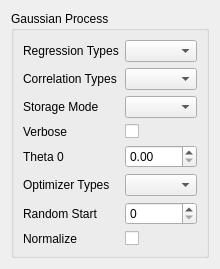
Above: ui/GP.ui from tisaconundrum2/PySAT-GUI before the change. Below: the same form after it.
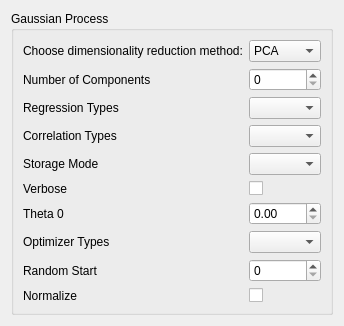
That is the form after the change.

The edit to the form file:
```diff
--- a/ui/GP.ui
+++ b/ui/GP.ui
@@ -21,86 +21,117 @@
       <property name="fieldGrowthPolicy">
        <enum>QFormLayout::AllNonFixedFieldsGrow</enum>
       </property>
-      <item row="0" column="0">
+      <item row="2" column="0">
        <widget class="QLabel" name="regrLabel">
         <property name="text">
          <string>Regression Types</string>
         </property>
        </widget>
       </item>
-      <item row="0" column="1">
+      <item row="2" column="1">
        <widget class="QComboBox" name="regrComboBox"/>
       </item>
-      <item row="1" column="0">
+      <item row="3" column="0">
        <widget class="QLabel" name="corrLabel">
         <property name="text">
          <string>Correlation Types</string>
         </property>
        </widget>
       </item>
-      <item row="1" column="1">
+      <item row="3" column="1">
        <widget class="QComboBox" name="corrComboBox"/>
       </item>
-      <item row="2" column="0">
+      <item row="4" column="0">
        <widget class="QLabel" name="storageModeLabel">
         <property name="text">
          <string>Storage Mode</string>
         </property>
        </widget>
       </item>
-      <item row="2" column="1">
+      <item row="4" column="1">
        <widget class="QComboBox" name="storageModeComboBox"/>
       </item>
-      <item row="3" column="0">
+      <item row="5" column="0">
        <widget class="QLabel" name="verboseLabel">
         <property name="text">
          <string>Verbose</string>
         </property>
        </widget>
       </item>
-      <item row="3" column="1">
+      <item row="5" column="1">
        <widget class="QCheckBox" name="verboseCheckBox"/>
       </item>
-      <item row="4" column="0">
+      <item row="6" column="0">
        <widget class="QLabel" name="theta0Label">
         <property name="text">
          <string>Theta 0</string>
         </property>
        </widget>
       </item>
-      <item row="5" column="0">
+      <item row="7" column="0">
        <widget class="QLabel" name="optimizerLabel">
         <property name="text">
          <string>Optimizer Types</string>
         </property>
        </widget>
       </item>
-      <item row="5" column="1">
+      <item row="7" column="1">
        <widget class="QComboBox" name="optimizerComboBox"/>
       </item>
-      <item row="6" column="0">
+      <item row="8" column="0">
        <widget class="QLabel" name="randomStartLabel">
         <property name="text">
          <string>Random Start</string>
         </property>
        </widget>
       </item>
-      <item row="6" column="1">
+      <item row="8" column="1">
        <widget class="QSpinBox" name="randomStartSpinBox"/>
       </item>
-      <item row="7" column="0">
+      <item row="9" column="0">
        <widget class="QLabel" name="normalizeLabel">
         <property name="text">
          <string>Normalize</string>
         </property>
        </widget>
       </item>
-      <item row="7" column="1">
+      <item row="9" column="1">
        <widget class="QCheckBox" name="normalizeCheckBox"/>
       </item>
-      <item row="4" column="1">
+      <item row="6" column="1">
        <widget class="QDoubleSpinBox" name="theta0DoubleSpinBox"/>
       </item>
+      <item row="0" column="1">
+       <widget class="QComboBox" name="reductionMethodComboBox">
+        <item>
+         <property name="text">
+          <string>PCA</string>
+         </property>
+        </item>
+        <item>
+         <property name="text">
+          <string>ICA</string>
+         </property>
+        </item>
+       </widget>
+      </item>
+      <item row="0" column="0">
+       <widget class="QLabel" name="reductionMethodLabel">
+        <property name="text">
+         <string>Choose dimensionality reduction method:</string>
+        </property>
+       </widget>
+      </item>
+      <item row="1" column="0">
+       <widget class="QLabel" name="numOfComponenetsLabel">
+        <property name="text">
+         <string>Number of Components</string>
+        </property>
+       </widget>
+      </item>
+      <item row="1" column="1">
+       <widget class="QSpinBox" name="numOfComponenetsSpinBox"/>
+      </item>
      </layout>
     </widget>
    </item>
```
